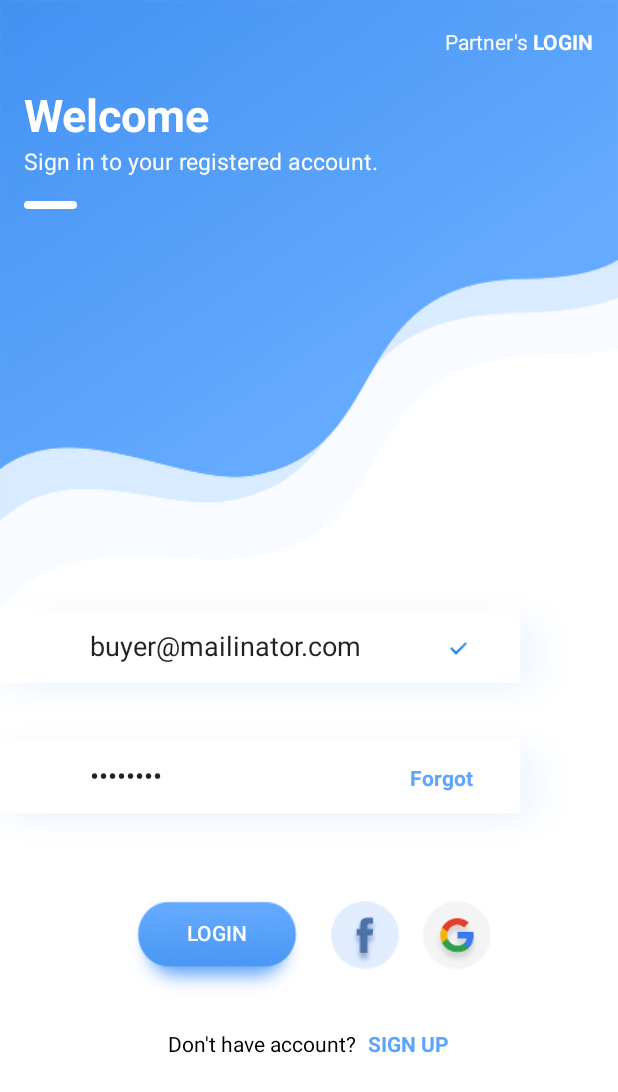
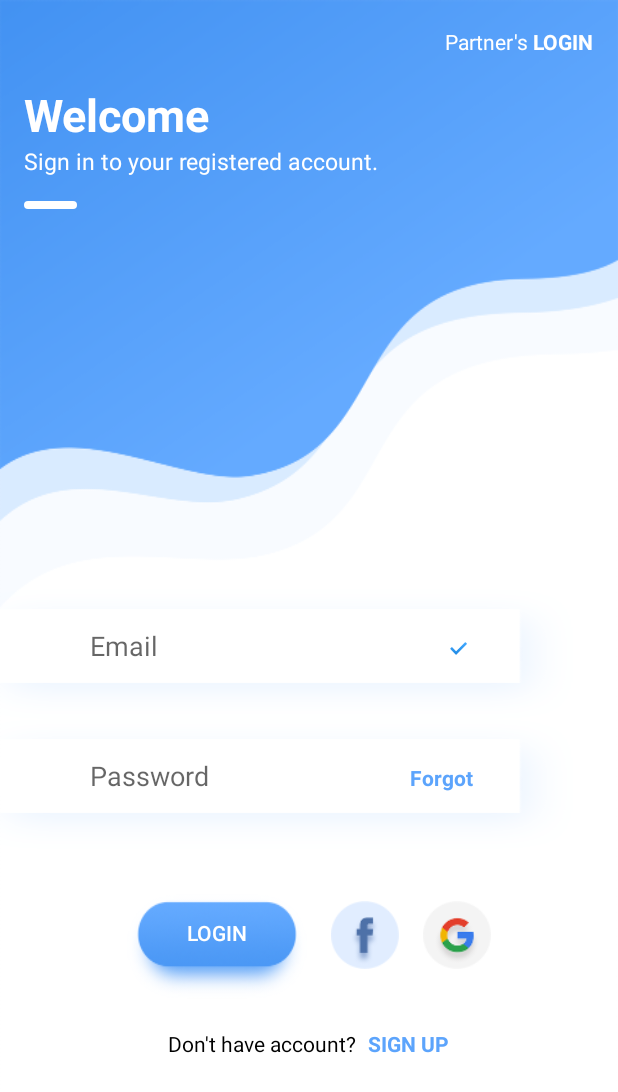
Before and after one commit to TilkTalk/TikTalkNew, an Android app: the screen it shows after launch (BuyerLoginActivity), on a phone screen of 412 x 824 dp. Shown: the top 1092 px of the screen. Run offline under Robolectric (Android 15) with nearby library versions, the phone set to English and light mode, and no system bars; our stand-ins replace Firebase (no records; nobody signed in at launch, a user with empty details on screens opened directly); libraries missing offline, so code that uses them is left out: com.daimajia.androidanimations, com.facebook, com.facebook.login, com.github.ybq.android, spencerstudios.com.bungeelib; plain views replace LoginButton, SpinKitView; 12 statements that could not run were skipped.

Commit message:
fb and google
facebook and google login implemented

```diff
--- a/app/src/main/AndroidManifest.xml
+++ b/app/src/main/AndroidManifest.xml
@@ -94,6 +94,8 @@
         </service>
         <service android:name=".Sinch.SinchService" />
 
+        <meta-data android:name="com.facebook.sdk.ApplicationId"
+            android:value="@string/facebook_app_id"/>
         <activity android:name="com.facebook.FacebookActivity"
             android:configChanges=
                 "keyboard|keyboardHidden|screenLayout|screenSize|orientation"
--- a/app/src/main/java/com/example/tiktalk/UI/Activities/Buyer/BuyerLoginActivity.java
+++ b/app/src/main/java/com/example/tiktalk/UI/Activities/Buyer/BuyerLoginActivity.java
@@ -133,10 +133,7 @@ public class BuyerLoginActivity extends BaseActivity {
             public void onSuccess(LoginResult loginResult) {
 
 //                        Toast.makeText(BuyerLoginActivity.this, "Success Login Success", Toast.LENGTH_SHORT).show();
-
                 handleFacebookAccessToken(loginResult.getAccessToken());
-                Intent in = new Intent(BuyerLoginActivity.this, BuyerDashboard.class);
-                startActivity(in);
             }
 
             @Override
@@ -364,6 +361,8 @@ public class BuyerLoginActivity extends BaseActivity {
             }
         } else {
 
+            dialog.setMessage("Signing in...");
+            dialog.show();
             callbackManager.onActivityResult(requestCode, resultCode, data);
 //            super.onActivityResult(requestCode, resultCode, data);
         }
--- a/app/src/main/res/layout/activity_buyer_login.xml
+++ b/app/src/main/res/layout/activity_buyer_login.xml
@@ -124,7 +124,7 @@
                     android:inputType="textEmailAddress"
                     android:paddingLeft="60dp"
                     android:singleLine="true"
-                    android:text="buyer@mailinator.com" />
+                     />
 
                 <ImageView
                     android:id="@+id/check"
@@ -155,7 +155,7 @@
                     android:inputType="textPassword"
                     android:paddingLeft="60dp"
                     android:singleLine="true"
-                    android:text="buyer123" />
+                     />
 
                 <TextView
                     android:id="@+id/forget_textView"
```
